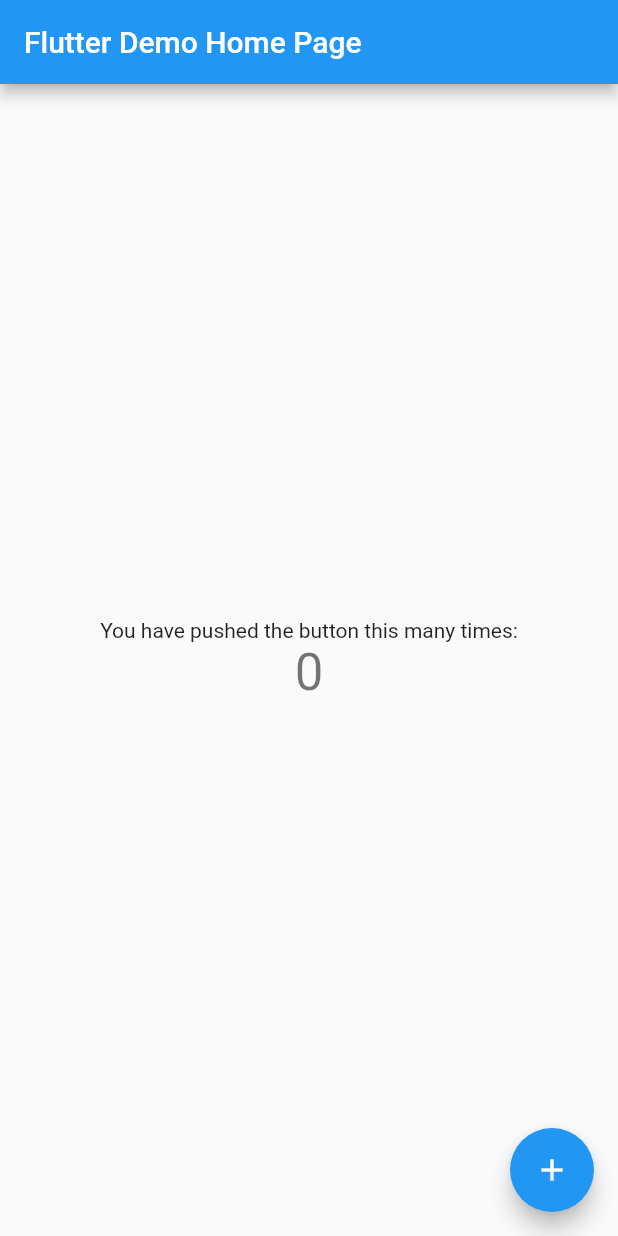
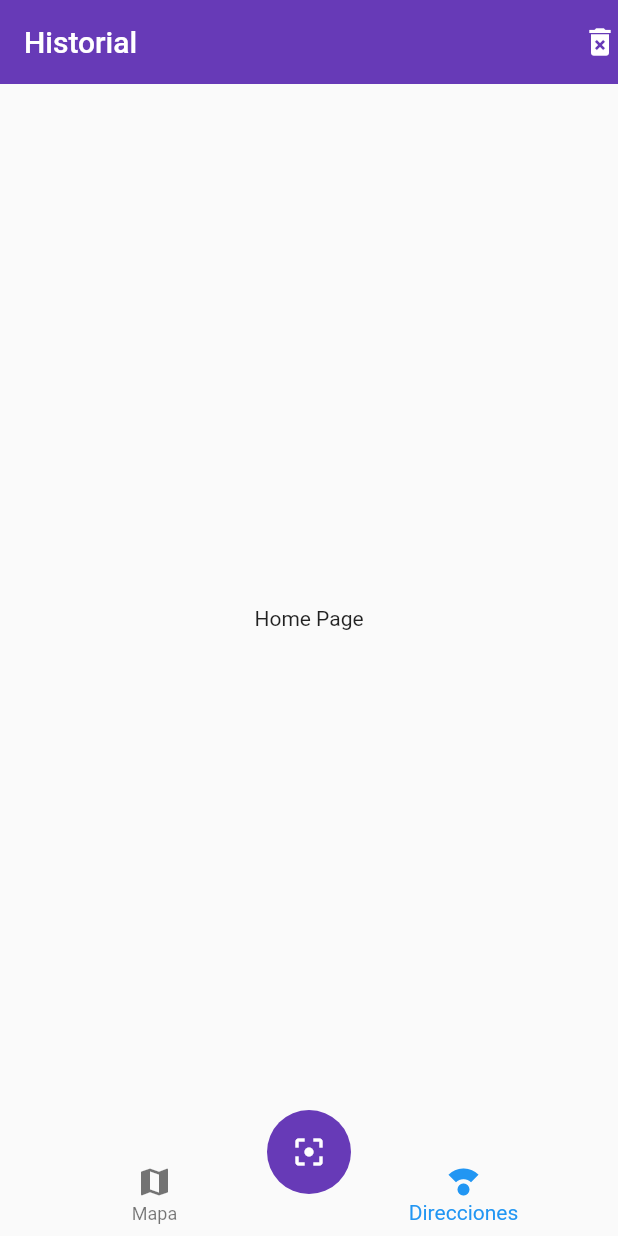
Before and after one commit to nathaliaaw/flutter_QRReader, a Flutter app: the screen it shows after launch, on a phone screen of 412 x 824 dp. Run offline on Flutter 3.47's test engine with Material 2 defaults, Android fonts, the phone set to English and light mode, and no system bars.

Commit message:
Inicial de la aplicacion

```diff
--- a/lib/main.dart
+++ b/lib/main.dart
@@ -1,113 +1,24 @@
 import 'package:flutter/material.dart';
+import 'package:qr_reader/pages/home_page.dart';
+import 'package:qr_reader/pages/mapa_page.dart';
 
-void main() {
-  runApp(MyApp());
-}
+void main() => runApp(MyApp());
 
 class MyApp extends StatelessWidget {
-  // This widget is the root of your application.
   @override
   Widget build(BuildContext context) {
     return MaterialApp(
-      title: 'Flutter Demo',
+      debugShowCheckedModeBanner: false,
+      title: 'QR Reader',
+      initialRoute: 'home',
+      routes: {
+        'home': (_) => HomePage(),
+        'mapa': (_) => MapaPage(),
+      },
       theme: ThemeData(
-        // This is the theme of your application.
-        //
-        // Try running your application with "flutter run". You'll see the
-        // application has a blue toolbar. Then, without quitting the app, try
-        // changing the primarySwatch below to Colors.green and then invoke
-        // "hot reload" (press "r" in the console where you ran "flutter run",
-        // or simply save your changes to "hot reload" in a Flutter IDE).
-        // Notice that the counter didn't reset back to zero; the application
-        // is not restarted.
-        primarySwatch: Colors.blue,
-      ),
-      home: MyHomePage(title: 'Flutter Demo Home Page'),
+          primaryColor: Colors.deepPurple,
+          floatingActionButtonTheme: FloatingActionButtonThemeData(
+              backgroundColor: Colors.deepPurple)),
     );
   }
 }
-
-class MyHomePage extends StatefulWidget {
-  MyHomePage({Key? key, required this.title}) : super(key: key);
-
-  // This widget is the home page of your application. It is stateful, meaning
-  // that it has a State object (defined below) that contains fields that affect
-  // how it looks.
-
-  // This class is the configuration for the state. It holds the values (in this
-  // case the title) provided by the parent (in this case the App widget) and
-  // used by the build method of the State. Fields in a Widget subclass are
-  // always marked "final".
-
-  final String title;
-
-  @override
-  _MyHomePageState createState() => _MyHomePageState();
-}
-
-class _MyHomePageState extends State<MyHomePage> {
-  int _counter = 0;
-
-  void _incrementCounter() {
-    setState(() {
-      // This call to setState tells the Flutter framework that something has
-      // changed in this State, which causes it to rerun the build method below
-      // so that the display can reflect the updated values. If we changed
-      // _counter without calling setState(), then the build method would not be
-      // called again, and so nothing would appear to happen.
-      _counter++;
-    });
-  }
-
-  @override
-  Widget build(BuildContext context) {
-    // This method is rerun every time setState is called, for instance as done
-    // by the _incrementCounter method above.
-    //
-    // The Flutter framework has been optimized to make rerunning build methods
-    // fast, so that you can just rebuild anything that needs updating rather
-    // than having to individually change instances of widgets.
-    return Scaffold(
-      appBar: AppBar(
-        // Here we take the value from the MyHomePage object that was created by
-        // the App.build method, and use it to set our appbar title.
-        title: Text(widget.title),
-      ),
-      body: Center(
-        // Center is a layout widget. It takes a single child and positions it
-        // in the middle of the parent.
-        child: Column(
-          // Column is also a layout widget. It takes a list of children and
-          // arranges them vertically. By default, it sizes itself to fit its
-          // children horizontally, and tries to be as tall as its parent.
-          //
-          // Invoke "debug painting" (press "p" in the console, choose the
-          // "Toggle Debug Paint" action from the Flutter Inspector in Android
-          // Studio, or the "Toggle Debug Paint" command in Visual Studio Code)
-          // to see the wireframe for each widget.
-          //
-          // Column has various properties to control how it sizes itself and
-          // how it positions its children. Here we use mainAxisAlignment to
-          // center the children vertically; the main axis here is the vertical
-          // axis because Columns are vertical (the cross axis would be
-          // horizontal).
-          mainAxisAlignment: MainAxisAlignment.center,
-          children: <Widget>[
-            Text(
-              'You have pushed the button this many times:',
-            ),
-            Text(
-              '$_counter',
-              style: Theme.of(context).textTheme.headline4,
-            ),
-          ],
-        ),
-      ),
-      floatingActionButton: FloatingActionButton(
-        onPressed: _incrementCounter,
-        tooltip: 'Increment',
-        child: Icon(Icons.add),
-      ), // This trailing comma makes auto-formatting nicer for build methods.
-    );
-  }
-}
--- /dev/null
+++ b/lib/pages/home_page.dart
@@ -0,0 +1,26 @@
+import 'package:flutter/material.dart';
+import 'package:qr_reader/widgets/custom_navigatorBar.dart';
+import 'package:qr_reader/widgets/scan_button.dart';
+
+class HomePage extends StatelessWidget {
+  const HomePage({Key? key}) : super(key: key);
+
+  @override
+  Widget build(BuildContext context) {
+    return Scaffold(
+      appBar: AppBar(
+        elevation: 0,
+        title: Text('Historial'),
+        actions: [
+          Icon(Icons.delete_forever)
+         ],
+      ),
+      body: Center(
+        child: Text('Home Page'),
+      ),
+      bottomNavigationBar: CustomNavigationBar(),
+      floatingActionButton: ScanButton(),
+      floatingActionButtonLocation: FloatingActionButtonLocation.centerDocked,
+    );
+  }
+}
--- /dev/null
+++ b/lib/pages/mapa_page.dart
@@ -0,0 +1,22 @@
+import 'package:flutter/material.dart';
+import 'package:qr_reader/widgets/custom_navigatorBar.dart';
+
+class MapaPage extends StatelessWidget {
+  const MapaPage({Key? key}) : super(key: key);
+
+  @override
+  Widget build(BuildContext context) {
+    return Scaffold(
+      appBar: AppBar(
+        title: Text('Historial'),
+        actions: [
+          IconButton(onPressed: null, icon: Icon(Icons.delete_forever)),
+        ],
+      ),
+      body: Center(
+        child: Text('Mapa Page'),
+      ),
+
+    );
+  }
+}
--- /dev/null
+++ b/lib/widgets/custom_navigatorBar.dart
@@ -0,0 +1,14 @@
+import 'package:flutter/material.dart';
+
+class CustomNavigationBar extends StatelessWidget {
+  // const CustomNavigationBar({Key? key}) : super(key: key);
+
+  @override
+  Widget build(BuildContext context) {
+    return BottomNavigationBar(currentIndex: 1, elevation: 0, items: [
+      BottomNavigationBarItem(icon: Icon(Icons.map), label: 'Mapa'),
+      BottomNavigationBarItem(
+          icon: Icon(Icons.compass_calibration), label: 'Direcciones'),
+    ]);
+  }
+}
--- /dev/null
+++ b/lib/widgets/scan_button.dart
@@ -0,0 +1,14 @@
+import 'package:flutter/material.dart';
+
+class ScanButton extends StatelessWidget {
+  const ScanButton({Key? key}) : super(key: key);
+
+  @override
+  Widget build(BuildContext context) {
+    return FloatingActionButton(
+      elevation: 0,
+      onPressed: null,
+      child: Icon(Icons.filter_center_focus),
+    );
+  }
+}
```
